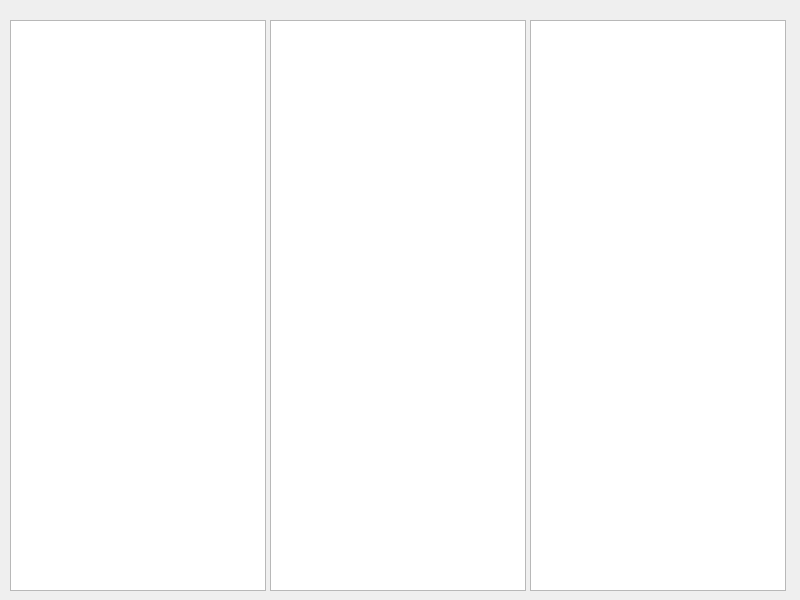
Qt form untitled/vcolapedidos.ui (javialroro/Proyecto1_ED) before a commit.
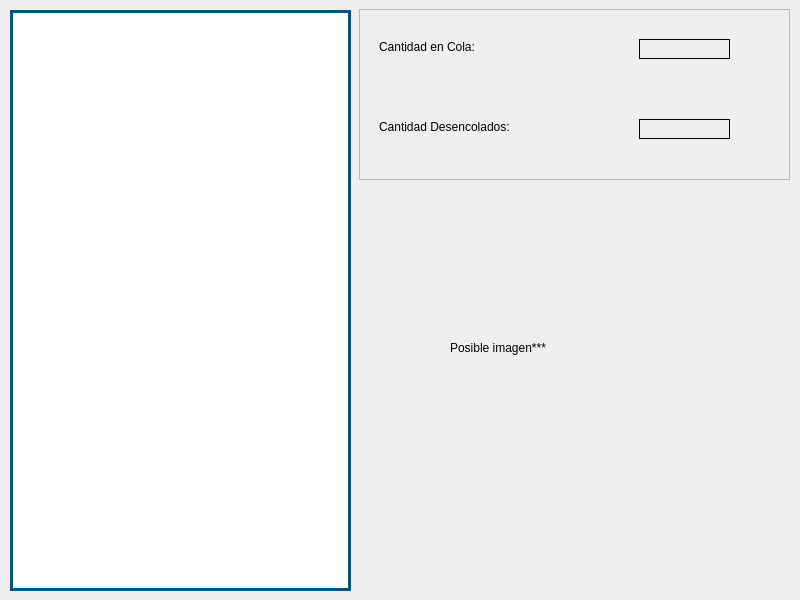
The same form after that commit.

Diff of the .ui file:
```diff
--- a/untitled/vcolapedidos.ui
+++ b/untitled/vcolapedidos.ui
@@ -14,35 +14,122 @@
    <string>MainWindow</string>
   </property>
   <widget class="QWidget" name="centralwidget">
-   <widget class="QColumnView" name="columnView">
+   <widget class="QTextEdit" name="txEditMostrarCola">
     <property name="geometry">
      <rect>
       <x>10</x>
-      <y>20</y>
-      <width>256</width>
-      <height>571</height>
+      <y>10</y>
+      <width>341</width>
+      <height>581</height>
      </rect>
     </property>
+    <property name="styleSheet">
+     <string notr="true">border: 3px solid black;
+border-color: rgb(0, 85, 127);</string>
+    </property>
    </widget>
-   <widget class="QColumnView" name="columnView_2">
+   <widget class="QFrame" name="frame">
     <property name="geometry">
      <rect>
-      <x>270</x>
-      <y>20</y>
-      <width>256</width>
-      <height>571</height>
+      <x>359</x>
+      <y>9</y>
+      <width>431</width>
+      <height>171</height>
      </rect>
     </property>
+    <property name="frameShape">
+     <enum>QFrame::StyledPanel</enum>
+    </property>
+    <property name="frameShadow">
+     <enum>QFrame::Raised</enum>
+    </property>
+    <widget class="QLabel" name="lblCantidadEnCola">
+     <property name="geometry">
+      <rect>
+       <x>20</x>
+       <y>30</y>
+       <width>231</width>
+       <height>16</height>
+      </rect>
+     </property>
+     <property name="styleSheet">
+      <string notr="true">font: 700 16pt &quot;Times New Roman&quot;;
+color: Black;</string>
+     </property>
+     <property name="text">
+      <string>Cantidad en Cola:</string>
+     </property>
+    </widget>
+    <widget class="QLabel" name="lblCantidadDesencolados">
+     <property name="geometry">
+      <rect>
+       <x>20</x>
+       <y>110</y>
+       <width>231</width>
+       <height>16</height>
+      </rect>
+     </property>
+     <property name="styleSheet">
+      <string notr="true">font: 700 16pt &quot;Times New Roman&quot;;
+color: Black;</string>
+     </property>
+     <property name="text">
+      <string>Cantidad Desencolados:</string>
+     </property>
+    </widget>
+    <widget class="QLabel" name="lblCantidadDesencoladosNum">
+     <property name="geometry">
+      <rect>
+       <x>280</x>
+       <y>110</y>
+       <width>91</width>
+       <height>20</height>
+      </rect>
+     </property>
+     <property name="styleSheet">
+      <string notr="true">font: 700 16pt &quot;Times New Roman&quot;;
+color: Black;
+border: 1px solid black;</string>
+     </property>
+     <property name="text">
+      <string/>
+     </property>
+    </widget>
+    <widget class="QLabel" name="lblCantidadEnColaNum">
+     <property name="geometry">
+      <rect>
+       <x>280</x>
+       <y>30</y>
+       <width>91</width>
+       <height>20</height>
+      </rect>
+     </property>
+     <property name="styleSheet">
+      <string notr="true">font: 700 16pt &quot;Times New Roman&quot;;
+color: Black;
+border: 1px solid black;</string>
+     </property>
+     <property name="text">
+      <string/>
+     </property>
+    </widget>
    </widget>
-   <widget class="QColumnView" name="columnView_3">
+   <widget class="QLabel" name="label_5">
     <property name="geometry">
      <rect>
-      <x>530</x>
-      <y>20</y>
-      <width>256</width>
-      <height>571</height>
+      <x>450</x>
+      <y>340</y>
+      <width>231</width>
+      <height>16</height>
      </rect>
     </property>
+    <property name="styleSheet">
+     <string notr="true">font: 9pt &quot;Segoe UI&quot;;
+color: Black;</string>
+    </property>
+    <property name="text">
+     <string>Posible imagen***</string>
+    </property>
    </widget>
   </widget>
  </widget>
```
